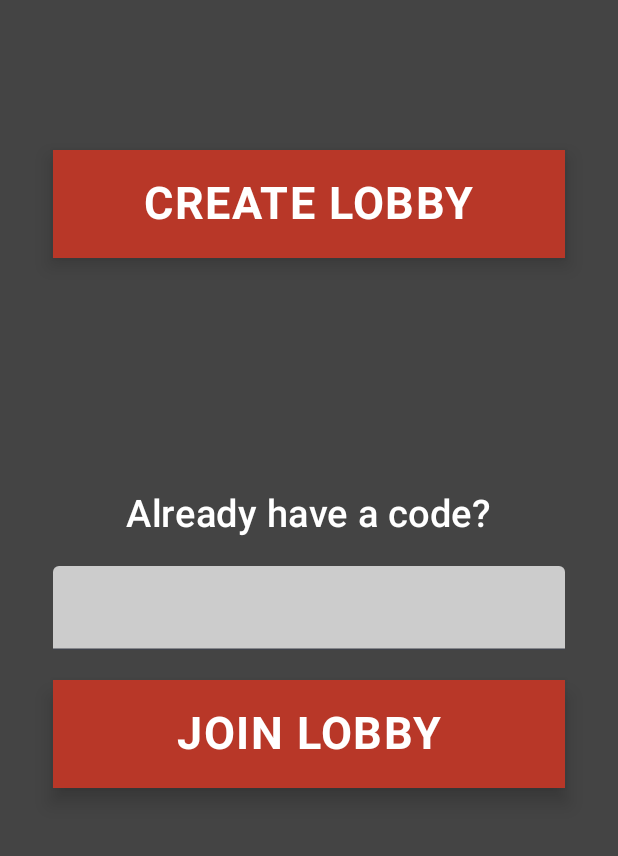
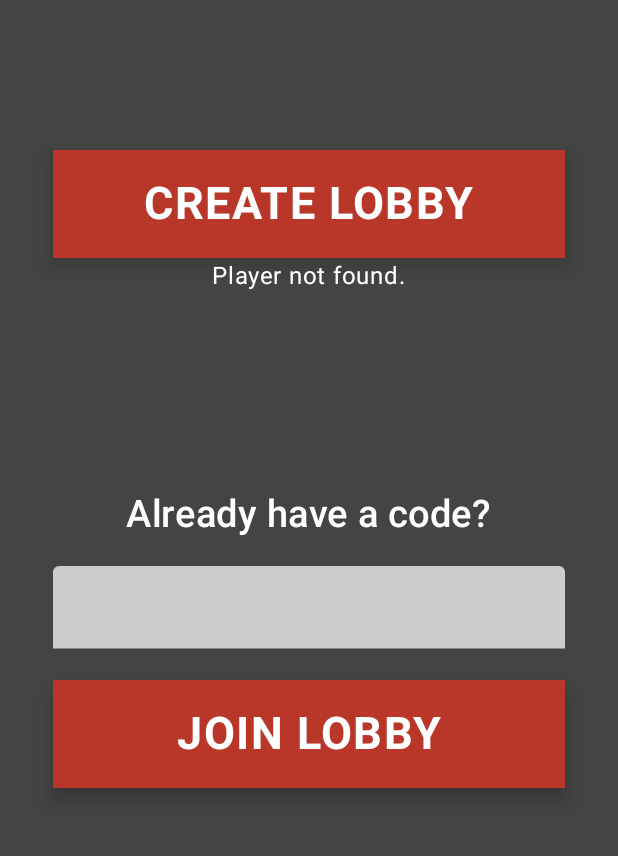
Before and after one commit to sticrii/guessmess, an Android app built with Jetpack Compose: the MainMenuScreen screen opened through its navigation route, after a tap on "CREATE LOBBY", on a phone screen of 412 x 824 dp, the part 275-1131 px from its top. Run offline under Robolectric (Android 15) with nearby library versions, the phone set to English and light mode, and no system bars; our stand-ins replace Dagger/Hilt's generated code, Firebase (no records; nobody signed in at launch, a user with empty details on screens opened directly).

Commit message:
lobby creation

```diff
--- a/app/src/main/java/com/studioname/safecracker/navigation/AppNavigation.kt
+++ b/app/src/main/java/com/studioname/safecracker/navigation/AppNavigation.kt
@@ -8,6 +8,8 @@ import androidx.navigation.compose.rememberNavController
 import com.studioname.safecracker.ui.DisplayNameScreen
 import com.studioname.safecracker.ui.MainMenuScreen
 import com.studioname.safecracker.viewmodel.DisplayNameVM
+import com.studioname.safecracker.viewmodel.MainMenuVM
+import dagger.hilt.android.lifecycle.HiltViewModel
 
 @Composable
 fun AppNavigation() {
@@ -20,7 +22,10 @@ fun AppNavigation() {
         }
 
         composable("main_menu") {
-            MainMenuScreen() // TODO: needs onCodeSubmitted callback function logic, similar to above
+            val viewModel: MainMenuVM = hiltViewModel()
+            MainMenuScreen(viewModel = viewModel)
+
+            // TODO: needs onCodeSubmitted callback function logic, similar to above
         }
     }
 }
--- a/app/src/main/java/com/studioname/safecracker/ui/MainMenuScreen.kt
+++ b/app/src/main/java/com/studioname/safecracker/ui/MainMenuScreen.kt
@@ -23,13 +23,18 @@ import androidx.compose.ui.text.font.FontWeight
 import androidx.compose.ui.tooling.preview.Preview
 import androidx.compose.ui.unit.dp
 import androidx.compose.ui.unit.sp
+import androidx.lifecycle.viewmodel.compose.viewModel
 import com.studioname.safecracker.ui.components.ActionButton
 import com.studioname.safecracker.ui.components.GameTitle
 import com.studioname.safecracker.ui.theme.SafeCrackerTheme
+import com.studioname.safecracker.viewmodel.MainMenuVM
 
 @Composable
-fun MainMenuScreen(modifier: Modifier = Modifier) {
+fun MainMenuScreen(
+    viewModel: MainMenuVM?,
+    modifier: Modifier = Modifier) {
     var roomCode by remember { mutableStateOf("") }
+    var message by remember { mutableStateOf("") }
 
     Column(
         horizontalAlignment = Alignment.CenterHorizontally,
@@ -41,10 +46,26 @@ fun MainMenuScreen(modifier: Modifier = Modifier) {
         )
 
         ActionButton(
-            onClick = {},
+            onClick = {
+                viewModel?.createLobby(
+                    onSuccess = { code ->
+                        message = "Kod sobe: $code"
+                    },
+                    onError = { error ->
+                        message = error
+                    }
+
+                )
+            },
             buttonText = "CREATE LOBBY",
             modifier = Modifier.fillMaxWidth()
         )
+        if (message.isNotEmpty()) {
+            Text(
+                text = message,
+                color = Color.White
+            )
+        }
 
         Column(
             horizontalAlignment = Alignment.CenterHorizontally,
@@ -83,7 +104,7 @@ fun MainMenuScreen(modifier: Modifier = Modifier) {
 @Preview
 @Composable
 fun MainMenuPreview() {
-    SafeCrackerTheme() {
-        MainMenuScreen()
+    SafeCrackerTheme {
+        MainMenuScreen(viewModel = null)
     }
 }
--- a/app/src/main/java/com/studioname/safecracker/viewmodel/MainMenuVM.kt
+++ b/app/src/main/java/com/studioname/safecracker/viewmodel/MainMenuVM.kt
@@ -1,5 +1,34 @@
 package com.studioname.safecracker.viewmodel
 
-class MainMenuVM(roomCode: String? = null) {
 
-}
+import androidx.lifecycle.ViewModel
+import androidx.lifecycle.viewModelScope
+import com.studioname.safecracker.repository.Repository
+import dagger.hilt.android.lifecycle.HiltViewModel
+import kotlinx.coroutines.launch
+import javax.inject.Inject
+
+
+@HiltViewModel
+class MainMenuVM @Inject constructor(
+    private val repository: Repository
+    ):ViewModel(){
+    fun createLobby(
+        onSuccess: (String) -> Unit,
+        onError: (String) -> Unit
+    ){
+        viewModelScope.launch {
+            try {
+                val player = repository.getCurrentPlayer()
+                if(player == null){
+                    onError("Player not found.")
+                    return@launch
+                }
+                val roomCode = repository.createLobby(player)
+                onSuccess(roomCode)
+            }catch (e: Exception){
+                onError(e.message ?: "Lobby couldn't be created.")
+            }
+        }
+    }
+    }
```
Also changed, not shown: app/src/main/java/com/studioname/safecracker/repository/Repository.kt (+39 -4 lines).
